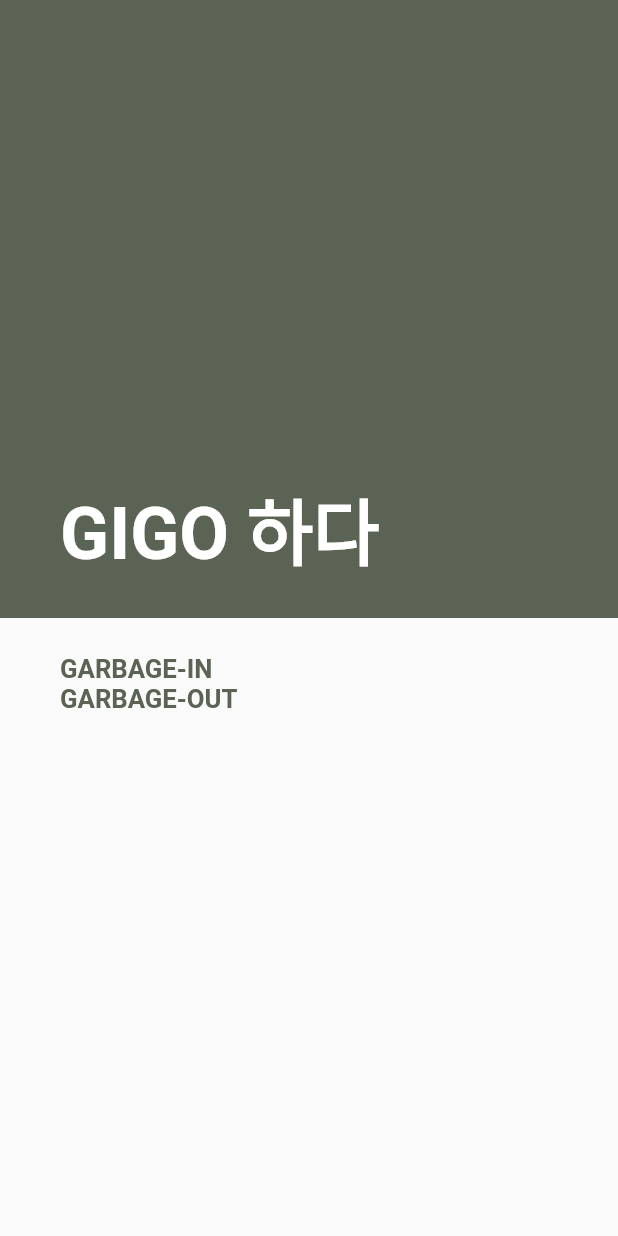
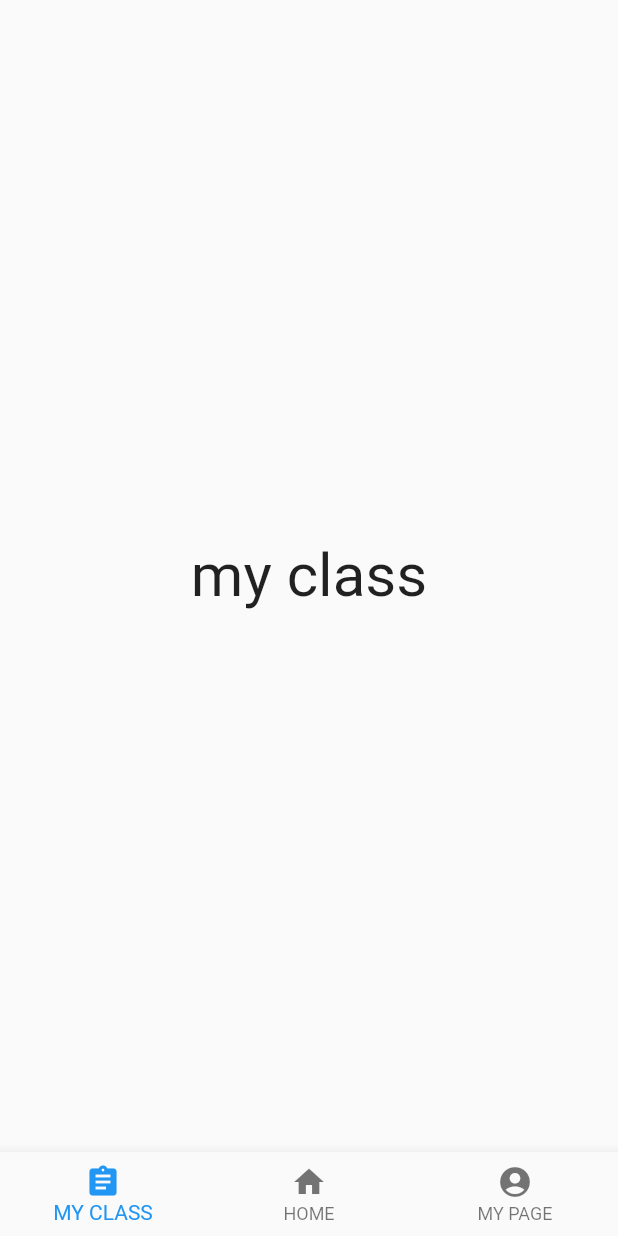
Before and after one commit to sieunp06/Recycling-Idea-Share-Platform, a Flutter app: the screen it shows after launch, on a phone screen of 412 x 824 dp. Run offline on Flutter 3.47's test engine with Material 2 defaults, Android fonts, the phone set to English and light mode, and no system bars; our stand-ins replace flutter_screenutil, get; Roboto replaces fonts that are missing (namumGothic, nanumGothic).

Commit message:
🎨 Finished homePage UI

```diff
--- /dev/null
+++ b/lib/mainPage.dart
@@ -0,0 +1,47 @@
+import 'package:flutter/cupertino.dart';
+import 'package:flutter/material.dart';
+import 'package:gigo/home.dart';
+import 'package:gigo/myClass.dart';
+import 'package:gigo/myPage.dart';
+
+class mainPage extends StatefulWidget {
+  @override
+  _mainPageState createState() => _mainPageState();
+}
+
+class _mainPageState extends State<mainPage> {
+  var _index = 0; // 페이지 인덱스
+  var _pages = [
+    myClass(),
+    homePage(),
+    myPage()
+  ];
+
+  @override
+  Widget build(BuildContext context) {
+    return Scaffold(
+        body: _pages[_index],
+        bottomNavigationBar: BottomNavigationBar(
+          onTap: (index) {
+            setState(() {
+              _index = index;
+            });
+          },
+          currentIndex: _index,
+          items: <BottomNavigationBarItem>[
+            BottomNavigationBarItem(
+              label: 'MY CLASS',
+              icon: Icon(Icons.assignment),
+            ),
+            BottomNavigationBarItem(
+              label: 'HOME',
+              icon: Icon(Icons.home),
+            ),
+            BottomNavigationBarItem(
+              label: 'MY PAGE',
+              icon: Icon(Icons.account_circle),
+            ),
+          ],
+        ));
+  }
+}
--- /dev/null
+++ b/lib/myClass.dart
@@ -0,0 +1,14 @@
+import 'package:flutter/cupertino.dart';
+import 'package:flutter/material.dart';
+
+class myClass extends StatelessWidget {
+  @override
+  Widget build(BuildContext context) {
+    return Center(
+        child: Text(
+          'my class',
+          style: TextStyle(fontSize: 40),
+        )
+    );
+  }
+}
--- /dev/null
+++ b/lib/myPage.dart
@@ -0,0 +1,13 @@
+import 'package:flutter/cupertino.dart';
+
+class myPage extends StatelessWidget {
+  @override
+  Widget build(BuildContext context) {
+    return Center(
+      child: Text(
+        "my Page",
+        style: TextStyle(fontSize: 40),
+      ),
+    );
+  }
+}
--- a/lib/main.dart
+++ b/lib/start.dart
@@ -1,5 +1,10 @@
+import 'dart:async';
+
 import 'package:flutter/material.dart';
 import 'package:flutter_screenutil/flutter_screenutil.dart';
+import 'package:get/get.dart';
+import 'package:gigo/mainPage.dart';
+import 'package:flutter/services.dart';
 
 void main() {
   runApp(const MyApp());
@@ -11,13 +16,15 @@ class MyApp extends StatelessWidget {
   // This widget is the root of your application.
   @override
   Widget build(BuildContext context) {
+
+    SystemChrome.setEnabledSystemUIOverlays([]);
     //Set the fit size (fill in the screen size of the device in the design,in dp)
     return ScreenUtilInit(
       designSize: const Size(360, 690),
       minTextAdapt: true,
       splitScreenMode: true,
       builder: (context , child) {
-        return MaterialApp(
+        return GetMaterialApp(
           debugShowCheckedModeBanner: false,
           title: 'GIGO',
           theme: ThemeData(
@@ -42,6 +49,15 @@ class MyHomePage extends StatefulWidget {
 }
 
 class _MyHomePageState extends State<MyHomePage> {
+
+  @override
+  void initState() {
+    Timer(Duration(seconds: 3), () {
+      Get.to(mainPage());
+    });
+    super.initState();
+  }
+
   @override
   Widget build(BuildContext context) {
     return Scaffold(
--- a/pubspec.yaml
+++ b/pubspec.yaml
@@ -30,6 +30,7 @@ dependencies:
   flutter:
     sdk: flutter
   flutter_screenutil: ^5.5.3
+  get: ^4.6.5
 
   # The following adds the Cupertino Icons font to your application.
   # Use with the CupertinoIcons class for iOS style icons.
```
Also changed, not shown: lib/home.dart (added, +166 -0 lines), lib/login.dart (added), pubspec.lock, 1 other file.
